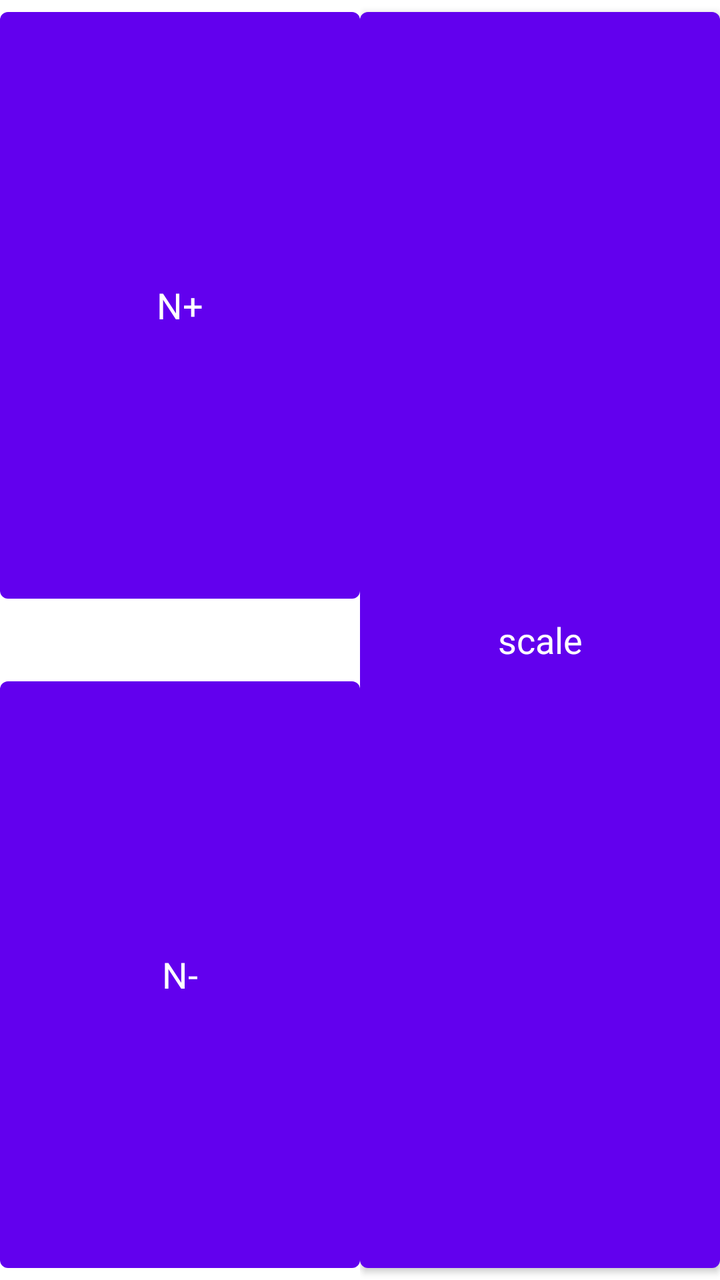
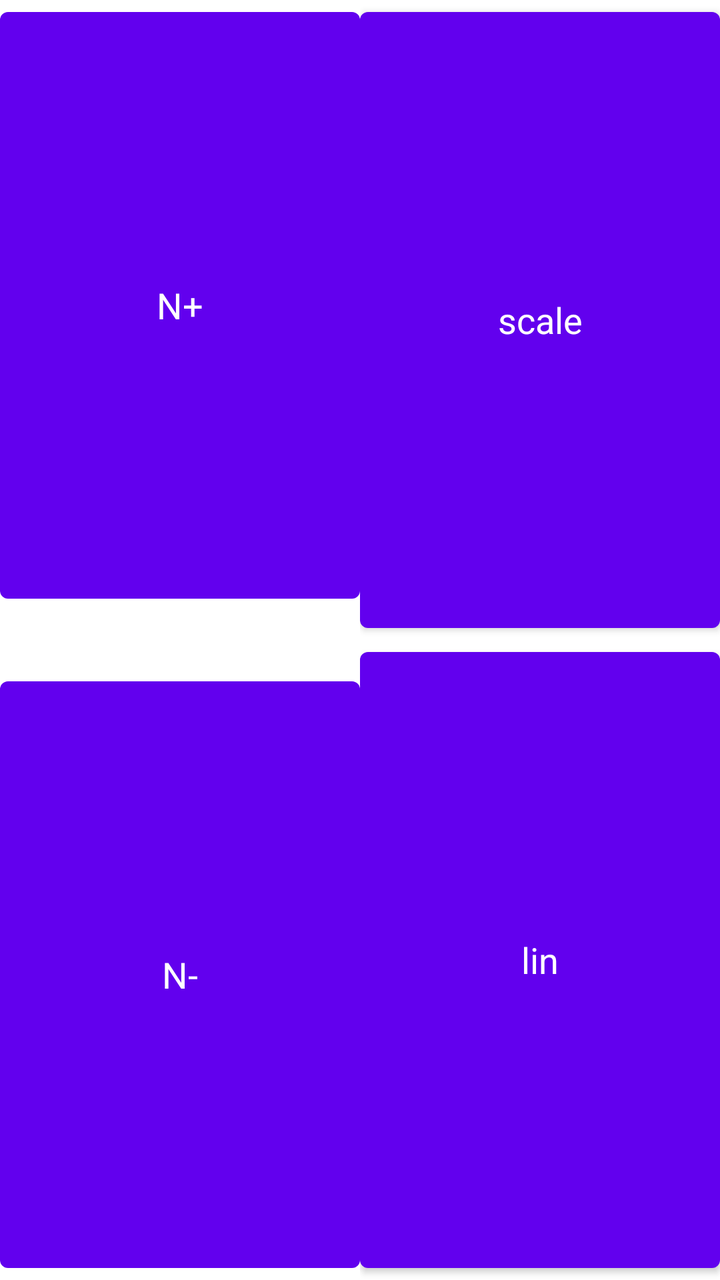

Compare the two renders of this Android layout. The source of the first and the diff that turns it into the second are given below.
<!-- AndroidManifest.xml: fallback theme Theme.MaterialComponents.DayNight.NoActionBar -->
<!-- res/layout/fft_buttons.xml -->
<?xml version="1.0" encoding="utf-8"?>
<LinearLayout xmlns:android="http://schemas.android.com/apk/res/android"
    android:orientation="horizontal"
    android:layout_width="fill_parent"
    android:layout_height="fill_parent">
    <LinearLayout
	android:layout_width="1dp"
	android:layout_height="fill_parent"
	android:layout_weight="1"
	android:orientation="vertical">
	<Button
	    android:layout_width="fill_parent"
	    android:layout_height="1dp"
	    android:layout_weight="1"
	    android:text="N+"
	    android:textAppearance="?android:attr/textAppearanceMedium"
	    android:onClick="N_incr" />
	<TextView android:id="@+id/N_display"
	    android:layout_width="fill_parent"
	    android:layout_height="wrap_content"
	    android:gravity="center"
	    android:lines="1"
	    android:singleLine="true"
	    android:textAppearance="?android:attr/textAppearanceLarge" 
	    android:textColor="#fc4" />
	<Button
	    android:layout_width="fill_parent"
	    android:layout_height="1dp"
	    android:layout_weight="1"
	    android:text="N-"
	    android:textAppearance="?android:attr/textAppearanceMedium"
	    android:onClick="N_decr" />
    </LinearLayout>
    <LinearLayout
	android:layout_width="1dp"
	android:layout_height="fill_parent"
	android:layout_weight="1"
	android:orientation="vertical">
	<Button android:id="@+id/grid_button"
	    android:layout_width="fill_parent"
	    android:layout_height="1dp"
	    android:layout_weight="1"
	    android:text="scale"
	    android:textAppearance="?android:attr/textAppearanceMedium"
	    android:onClick="grid_toggle" />
    </LinearLayout>
</LinearLayout>
<!-- resources referenced by this layout -->
<resources>

</resources>

<!-- the commit's change to res/layout/fft_buttons.xml (unified diff, before → after) -->
@@ -43,5 +43,12 @@
 	    android:text="scale"
 	    android:textAppearance="?android:attr/textAppearanceMedium"
 	    android:onClick="grid_toggle" />
+	<Button android:id="@+id/loglin_button"
+	    android:layout_width="fill_parent"
+	    android:layout_height="1dp"
+	    android:layout_weight="1"
+	    android:text="lin"
+	    android:textAppearance="?android:attr/textAppearanceMedium"
+	    android:onClick="loglin_toggle" />
     </LinearLayout>
 </LinearLayout>
